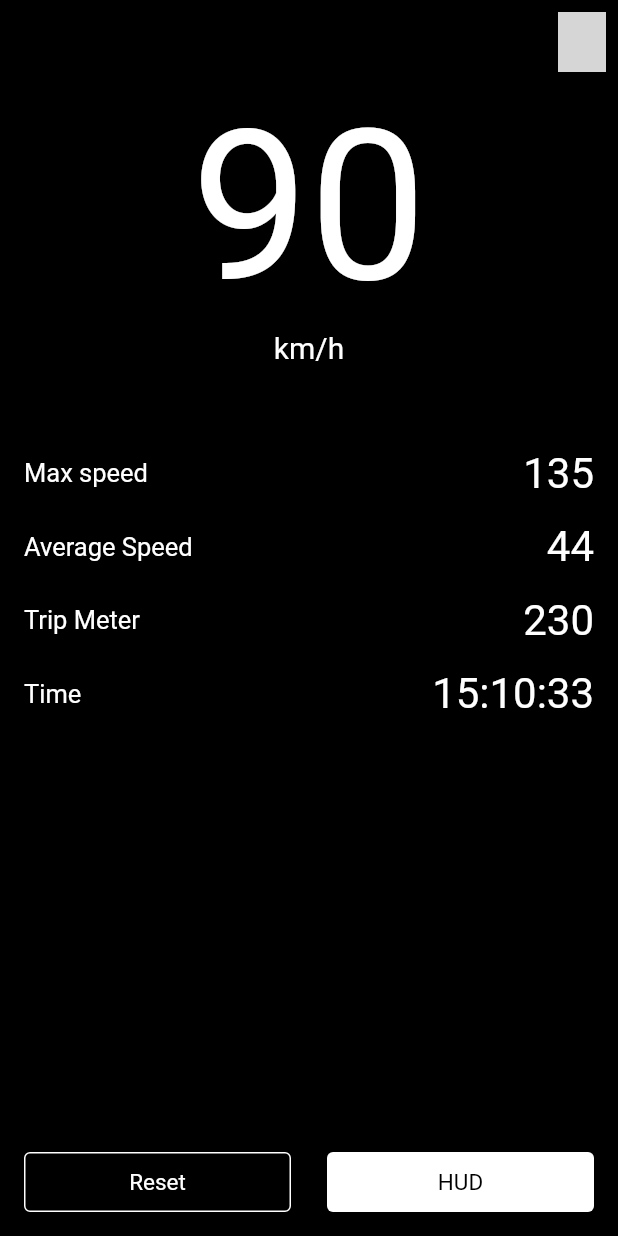
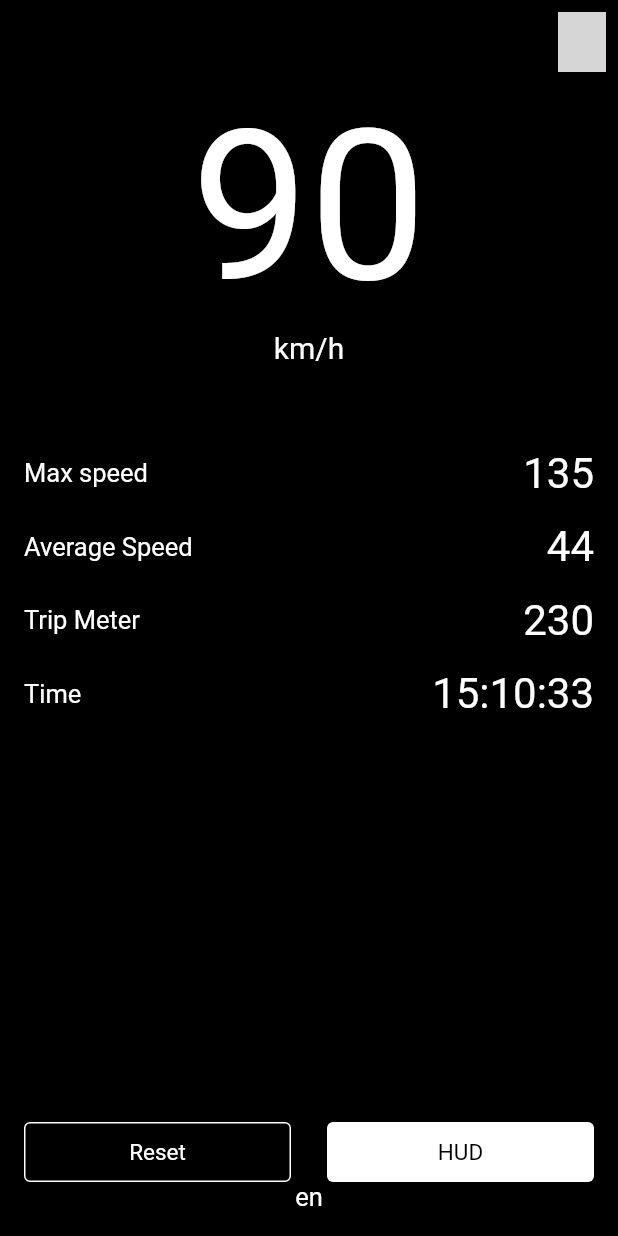
Before and after one commit to StanislavSpasonov/gps_speedometer_v1, a Flutter app: the screen it shows after launch, on a phone screen of 412 x 824 dp. Run offline on Flutter 3.47's test engine with Material 2 defaults, Android fonts, the phone set to English and light mode, and no system bars; our stand-ins replace flutter_svg, google_fonts; generated files the repository leaves out were written again; Roboto replaces fonts that are missing (Aldrich); grey boxes are pictures that could not be loaded.

```diff
--- /dev/null
+++ b/lib/l10n/intl_en.arb
@@ -0,0 +1,5 @@
+{
+  "@@locale": "en",
+  "test": "Test",
+  "language": "English"
+}
--- /dev/null
+++ b/lib/l10n/intl_ru_RU.arb
@@ -0,0 +1,5 @@
+{
+  "@@locale": "ru_RU",
+  "test": "проверка",
+  "language": "Русский"
+}
--- a/lib/main.dart
+++ b/lib/main.dart
@@ -1,4 +1,8 @@
 import 'package:flutter/material.dart';
+import 'package:flutter_localizations/flutter_localizations.dart';
+import 'package:provider/provider.dart';
+import 'package:speedometer/generated/l10n.dart';
+import 'package:speedometer/scr/core/locale_locale_change_notifier/locale_change_notifier.dart';
 import 'package:speedometer/scr/core/theme_ext/theme_ext.dart';
 import 'package:speedometer/scr/future/speedometer_page/speedometer_page.dart';
 
@@ -11,7 +15,20 @@ class SpeedometerApp extends StatelessWidget {
 
   @override
   Widget build(BuildContext context) {
+    return ChangeNotifierProvider(
+      create: (BuildContext context) {
+        return LocaleChangeNotifier();
+      },
+      child: Builder(builder: (context) {
         return MaterialApp(
+          localizationsDelegates: const [
+            S.delegate,
+            GlobalMaterialLocalizations.delegate,
+            GlobalWidgetsLocalizations.delegate,
+            GlobalCupertinoLocalizations.delegate,
+          ],
+          locale: context.watch<LocaleChangeNotifier>().getLocale,
+          supportedLocales: S.delegate.supportedLocales,
           theme: Theme.of(context).copyWith(
             extensions: <ThemeExtension<dynamic>>[
               AppTheme(),
@@ -19,5 +36,7 @@ class SpeedometerApp extends StatelessWidget {
           ),
           home: const SpeedometerPage(),
         );
+      }),
+    );
   }
 }
--- /dev/null
+++ b/lib/scr/core/locale_locale_change_notifier/locale_change_notifier.dart
@@ -0,0 +1,26 @@
+import 'package:flutter/cupertino.dart';
+
+enum LocaleEnum {
+  ru,
+  en;
+
+  Locale getLocale() {
+    switch (this) {
+      case LocaleEnum.ru:
+        return const Locale('ru', 'RU');
+      default:
+        return const Locale('un');
+    }
+  }
+}
+
+class LocaleChangeNotifier with ChangeNotifier {
+  LocaleEnum localeEnum = LocaleEnum.en;
+
+  set setLocaleEnum(LocaleEnum localeEnum) {
+    this.localeEnum = localeEnum;
+    notifyListeners();
+  }
+
+  Locale get getLocale => localeEnum.getLocale();
+}
--- a/lib/scr/future/speedometer_page/speedometer_page.dart
+++ b/lib/scr/future/speedometer_page/speedometer_page.dart
@@ -1,5 +1,6 @@
 import 'package:flutter/material.dart';
 import 'package:flutter_svg/svg.dart';
+import 'package:intl/intl.dart';
 import 'package:speedometer/scr/core/theme_ext/theme_ext.dart';
 import 'package:speedometer/scr/core/widgets/appbar_speedometr.dart';
 import 'package:speedometer/scr/core/widgets/base_less_widget.dart';
@@ -67,7 +68,7 @@ class SpeedometerPage extends BaseStatelessWidget {
                 SmallBlackButton(
                   title: 'Reset',
                   onPress: () {
-                    print('on Press reste');
+                    //todo add reset
                   },
                 ),
                 const SizedBox(
@@ -76,12 +77,15 @@ class SpeedometerPage extends BaseStatelessWidget {
                 SmallWhiteButton(
                   title: 'HUD',
                   onPress: () {
-                    print('press HUD');
+                    //todo add HUD Page
                   },
                 ),
               ],
             ),
-
+            Text(
+              Intl.getCurrentLocale(),
+              style: appTheme?.fonts.aldrich17,
+            ),
           ],
         ),
       ),
```
Also changed, not shown: pubspec.yaml (+8 -0 lines), pubspec.lock. Lines whose indentation alone changed are shown as unchanged.
